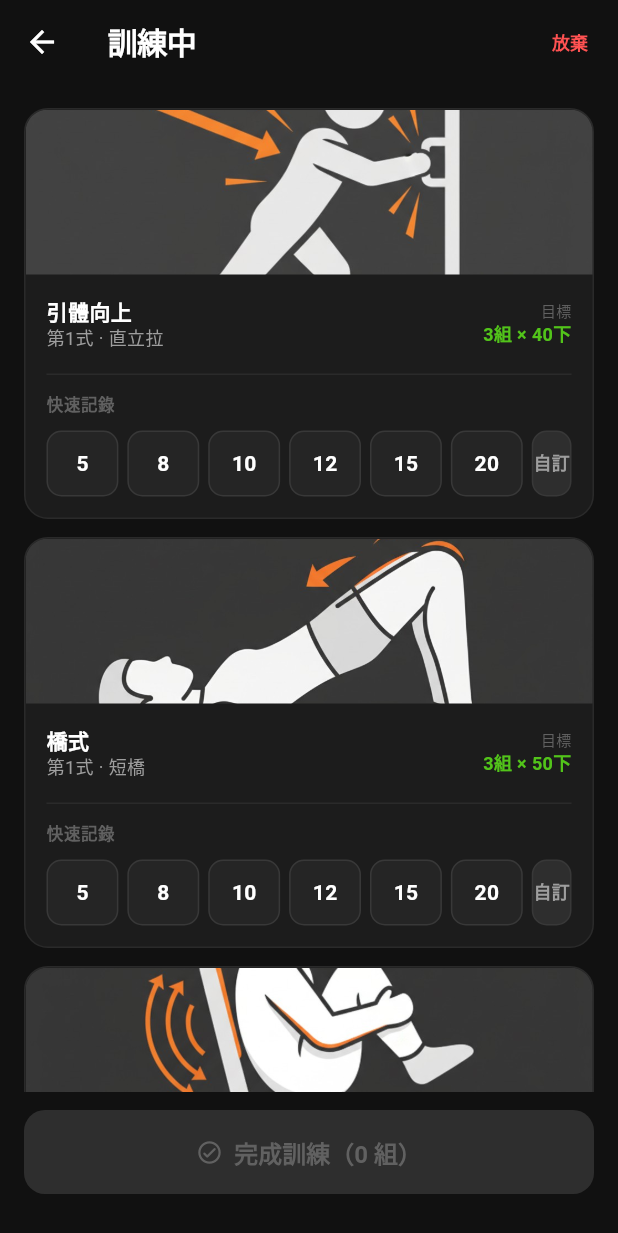
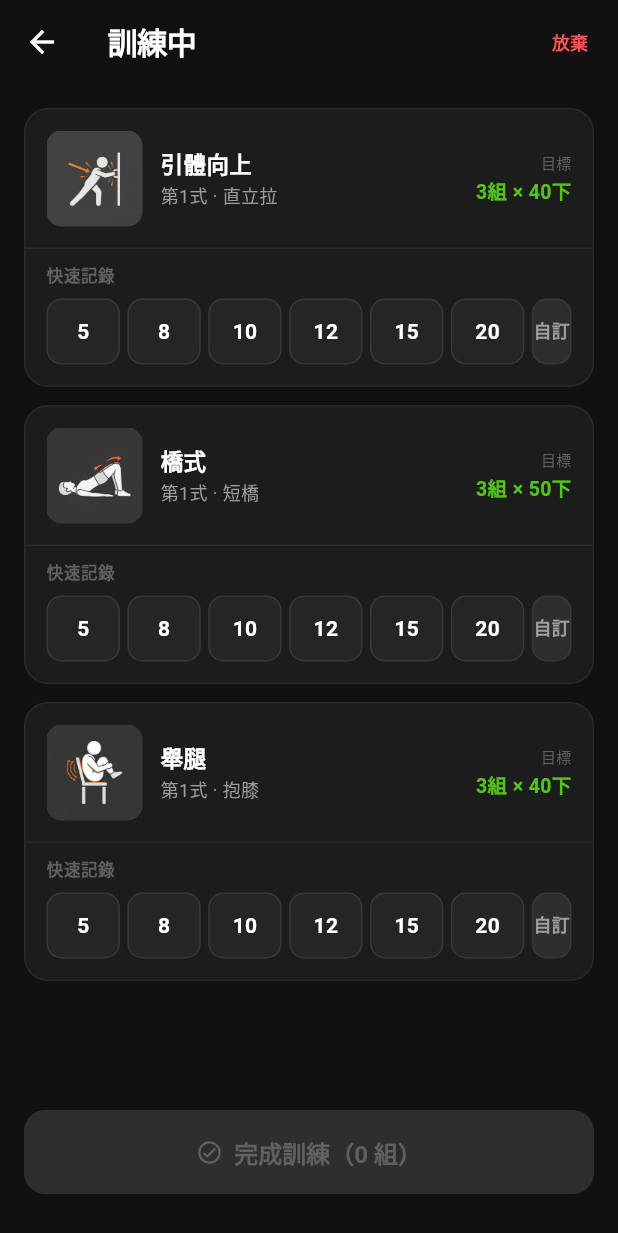
Before and after one commit to seasu/ConvictSix-Calisthenics-Tracker, a Flutter app: the _ActiveWorkoutView screen opened directly with empty values, on a phone screen of 412 x 824 dp. Shown: the top 1233 px of the screen. Run offline on Flutter 3.47's test engine with Material 3 defaults, Android fonts, the phone set to English and light mode, and no system bars; our stand-ins replace flutter_riverpod, shared_preferences; accounts and stored records are empty.

Commit message:
Redesign workout exercise block for better image display and UX
Replace 110px BoxFit.cover image banner with a compact 64×64
BoxFit.contain thumbnail in the header row. Full exercise image
is now visible without cropping. Cards are ~180px vs ~300px,
making multiple exercises easier to scan. Bump to v1.5.4+12.

https://claude.ai/code/session_011ewWdb4xpSrYMBzKfdBqLT

```diff
--- a/lib/features/home/home_screen.dart
+++ b/lib/features/home/home_screen.dart
@@ -13,7 +13,7 @@ import '../../shared/widgets/character_painter.dart';
 import '../../shared/widgets/exercise_detail_sheet.dart';
 import '../../shared/widgets/exercise_progress_card.dart';
 
-const _kAppVersion = 'v1.5.3';
+const _kAppVersion = 'v1.5.4';
 
 class HomeScreen extends ConsumerWidget {
   const HomeScreen({super.key});
--- a/lib/features/workout/workout_screen.dart
+++ b/lib/features/workout/workout_screen.dart
@@ -456,40 +456,35 @@ class _ExerciseBlockState extends ConsumerState<_ExerciseBlock> {
       child: Column(
         crossAxisAlignment: CrossAxisAlignment.start,
         children: [
-          // ── Exercise image banner ────────────────────────────────────────
+          // ── Header: thumbnail + name + target ────────────────────────────
+          Padding(
+            padding: const EdgeInsets.all(14),
+            child: Row(
+              crossAxisAlignment: CrossAxisAlignment.center,
+              children: [
+                // Thumbnail (BoxFit.contain — shows full image, no crop)
                 GestureDetector(
                   onTap: () => ExerciseDetailSheet.show(
                       context, widget.type, widget.currentStep),
                   child: ClipRRect(
-              borderRadius:
-                  const BorderRadius.vertical(top: Radius.circular(15)),
-              child: SizedBox(
-                height: 110,
-                width: double.infinity,
+                    borderRadius: BorderRadius.circular(10),
+                    child: Container(
+                      width: 64,
+                      height: 64,
+                      color: tierColor.withValues(alpha: 0.08),
                       child: Image.asset(
                         imagePath,
-                  fit: BoxFit.cover,
-                  errorBuilder: (_, __, ___) => Container(
-                    height: 110,
-                    color: tierColor.withValues(alpha: 0.08),
-                    child: Center(
+                        fit: BoxFit.contain,
+                        errorBuilder: (_, __, ___) => Center(
                           child: Text(exercise.emoji,
-                          style: const TextStyle(fontSize: 40)),
+                              style: const TextStyle(fontSize: 28)),
                         ),
                       ),
                     ),
                   ),
                 ),
-          ),
-          // ── Content ──────────────────────────────────────────────────────
-          Padding(
-            padding: const EdgeInsets.all(14),
-            child: Column(
-              crossAxisAlignment: CrossAxisAlignment.start,
-              children: [
-                // ── Header row ────────────────────────────────────────────
-                Row(
-                  children: [
+                const SizedBox(width: 12),
+                // Name + step
                 Expanded(
                   child: Column(
                     crossAxisAlignment: CrossAxisAlignment.start,
@@ -497,11 +492,12 @@ class _ExerciseBlockState extends ConsumerState<_ExerciseBlock> {
                       Text(
                         exercise.nameZh,
                         style: const TextStyle(
-                              fontSize: 14,
+                          fontSize: 15,
                           fontWeight: FontWeight.w700,
                           color: kTextPrimary,
                         ),
                       ),
+                      const SizedBox(height: 3),
                       Text(
                         '第${widget.currentStep}式 · ${step.nameZh}',
                         style: const TextStyle(
@@ -510,17 +506,18 @@ class _ExerciseBlockState extends ConsumerState<_ExerciseBlock> {
                     ],
                   ),
                 ),
-                    // Target (reflects selected training level)
+                // Target
                 Column(
                   crossAxisAlignment: CrossAxisAlignment.end,
                   children: [
                     const Text('目標',
                         style: TextStyle(
                             fontSize: 10, color: kTextTertiary)),
+                    const SizedBox(height: 2),
                     Text(
                       targetStandard.display,
                       style: TextStyle(
-                            fontSize: 12,
+                        fontSize: 13,
                         color: tierColor,
                         fontWeight: FontWeight.w700,
                       ),
@@ -529,11 +526,13 @@ class _ExerciseBlockState extends ConsumerState<_ExerciseBlock> {
                 ),
               ],
             ),
+          ),
 
-          // ── Logged set pills ────────────────────────────────────────────
+          // ── Logged set pills ──────────────────────────────────────────────
           if (widget.sets.isNotEmpty) ...[
-            const SizedBox(height: 12),
-            Wrap(
+            Padding(
+              padding: const EdgeInsets.fromLTRB(14, 0, 14, 10),
+              child: Wrap(
                 spacing: 6,
                 runSpacing: 6,
                 children: widget.sets.asMap().entries.map((entry) {
@@ -559,13 +558,17 @@ class _ExerciseBlockState extends ConsumerState<_ExerciseBlock> {
                   );
                 }).toList(),
               ),
+            ),
           ],
 
-          const SizedBox(height: 14),
           const Divider(height: 1),
-          const SizedBox(height: 12),
 
-          // ── Quick-add buttons ───────────────────────────────────────────
+          // ── Quick-add area ────────────────────────────────────────────────
+          Padding(
+            padding: const EdgeInsets.fromLTRB(14, 10, 14, 14),
+            child: Column(
+              crossAxisAlignment: CrossAxisAlignment.start,
+              children: [
                 if (!_showCustomInput) ...[
                   Row(
                     children: [
@@ -579,7 +582,6 @@ class _ExerciseBlockState extends ConsumerState<_ExerciseBlock> {
                         ),
                       ),
                       const Spacer(),
-                // Undo last set
                       if (widget.sets.isNotEmpty)
                         GestureDetector(
                           onTap: () => ref
@@ -591,25 +593,23 @@ class _ExerciseBlockState extends ConsumerState<_ExerciseBlock> {
                               Icon(Icons.undo_rounded,
                                   size: 14, color: kTextTertiary),
                               SizedBox(width: 3),
-                        Text(
-                          '撤銷',
+                              Text('撤銷',
                                   style: TextStyle(
-                              fontSize: 12, color: kTextTertiary),
-                        ),
+                                      fontSize: 12,
+                                      color: kTextTertiary)),
                             ],
                           ),
                         ),
                     ],
                   ),
-            const SizedBox(height: 10),
-            // Quick-tap value buttons
+                  const SizedBox(height: 8),
                   Row(
                     children: [
                       ...quickValues.map((v) {
                         final isTarget = v == targetValue;
                         return Expanded(
                           child: Padding(
-                      padding: const EdgeInsets.only(right: 6),
+                            padding: const EdgeInsets.only(right: 5),
                             child: _QuickButton(
                               value: v,
                               unit: unit,
@@ -620,7 +620,6 @@ class _ExerciseBlockState extends ConsumerState<_ExerciseBlock> {
                           ),
                         );
                       }),
-                // Custom button
                       _QuickButton(
                         value: -1,
                         unit: unit,
@@ -635,7 +634,6 @@ class _ExerciseBlockState extends ConsumerState<_ExerciseBlock> {
                     ],
                   ),
                 ] else ...[
-            // ── Custom input ───────────────────────────────────────────────
                   Row(
                     children: [
                       Expanded(
--- a/pubspec.yaml
+++ b/pubspec.yaml
@@ -1,7 +1,7 @@
 name: convict_six_calisthenics_tracker
 description: Track your progress through the Convict Conditioning six-movement programme.
 publish_to: 'none'
-version: 1.5.3+11
+version: 1.5.4+12
 
 environment:
   sdk: '>=3.0.0 <4.0.0'
```
Lines whose indentation alone changed are shown as unchanged.
